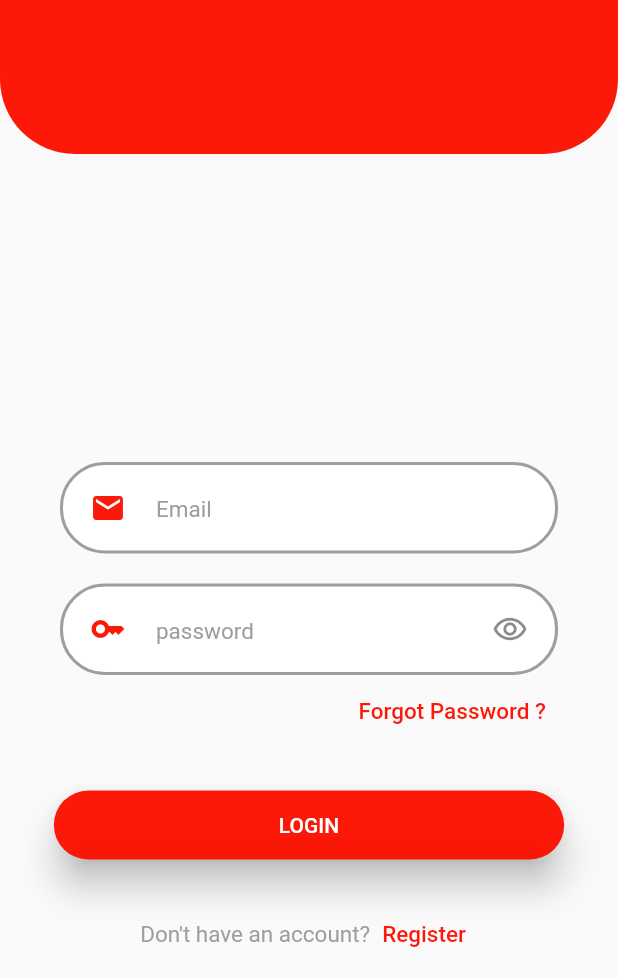
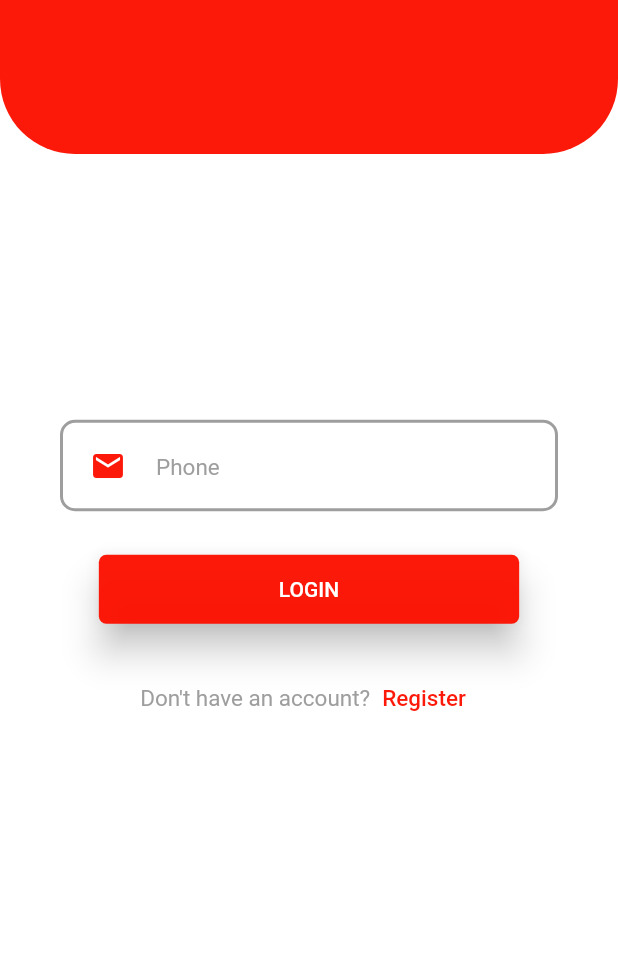
Before and after one commit to pranavpv773/tournament_lotting, a Flutter app: the screen it shows after launch, on a phone screen of 412 x 824 dp, the part 258-1236 px from its top. Run offline on Flutter 3.47's test engine with Material 2 defaults, Android fonts, the phone set to English and light mode, and no system bars; our stand-ins replace cloud_firestore, firebase_auth, firebase_core, lottie, pin_code_fields, top_snackbar_flutter; missing offline and left inert: swipeable_page_route; accounts and stored records are empty; network calls fail.

Commit message:
email changed to phone number

```diff
--- a/lib/app/login/view/login_screen.dart
+++ b/lib/app/login/view/login_screen.dart
@@ -29,7 +29,7 @@ class LoginScreen extends StatelessWidget {
         centerTitle: true,
       ),
       body: Column(
-        mainAxisAlignment: MainAxisAlignment.end,
+        mainAxisAlignment: MainAxisAlignment.center,
         children: [
           const LoginTextforms(),
           Padding(
--- a/lib/app/login/view/widgets/login_text_forms.dart
+++ b/lib/app/login/view/widgets/login_text_forms.dart
@@ -4,7 +4,6 @@ import 'package:flutter/material.dart';
 import 'package:provider/provider.dart';
 import 'package:tournament_lotter/app/constants/colors/colors.dart';
 import 'package:tournament_lotter/app/login/view_model/login_provider.dart';
-import 'login_text.dart';
 
 class LoginTextforms extends StatelessWidget {
   const LoginTextforms({
@@ -21,10 +20,8 @@ class LoginTextforms extends StatelessWidget {
             padding: const EdgeInsets.only(top: 20, right: 40, left: 40),
             child: TextFormField(
               validator: (input) =>
-                  context.read<LoginProvider>().isValidEmail(input!)
-                      ? null
-                      : "Check your email",
-              keyboardType: TextInputType.emailAddress,
+                  context.read<LoginProvider>().isValidEmail(input!),
+              keyboardType: TextInputType.phone,
               controller: context.read<LoginProvider>().email,
               style: TextStyle(
                 color: kGrey,
@@ -41,101 +38,31 @@ class LoginTextforms extends StatelessWidget {
                   ),
                 ),
                 enabledBorder: OutlineInputBorder(
-                  borderRadius: BorderRadius.circular(30),
+                  borderRadius: BorderRadius.circular(10),
                   borderSide: const BorderSide(
                     color: Colors.grey,
                     width: 2.0,
                   ),
                 ),
                 focusedBorder: OutlineInputBorder(
-                  borderRadius: BorderRadius.circular(30),
+                  borderRadius: BorderRadius.circular(10),
                   borderSide: const BorderSide(
                     color: Colors.red,
                     width: 2.0,
                   ),
                 ),
                 border: OutlineInputBorder(
-                  borderRadius: BorderRadius.circular(30),
+                  borderRadius: BorderRadius.circular(10),
                   borderSide: const BorderSide(
                     width: 2.0,
                   ),
                 ),
-                hintText: "Email",
+                hintText: "Phone",
                 hintStyle: TextStyle(
                   fontSize: 15,
                   color: kGrey,
                 ),
               ),
-            ),
-          ),
-          Padding(
-            padding: const EdgeInsets.only(top: 20, right: 40, left: 40),
-            child: TextFormField(
-              validator: (value) {
-                if (value!.isEmpty) {
-                  return " Please fill this field";
-                } else if (value.length < 6) {
-                  return " Password is less than six";
-                }
-              },
-              controller: context.read<LoginProvider>().password,
-              style: TextStyle(
-                color: kGrey,
-                fontSize: 18,
-              ),
-              obscuringCharacter: '*',
-              obscureText: true,
-              decoration: InputDecoration(
-                suffixIcon: const Padding(
-                  padding: EdgeInsets.only(right: 16.0),
-                  child: Icon(Icons.remove_red_eye_outlined),
-                ),
-                fillColor: kWhite,
-                filled: true,
-                prefixIcon: Padding(
-                  padding: const EdgeInsets.symmetric(horizontal: 20.0),
-                  child: Icon(
-                    Icons.key,
-                    color: kPrimary,
-                  ),
-                ),
-                enabledBorder: OutlineInputBorder(
-                  borderRadius: BorderRadius.circular(30),
-                  borderSide: const BorderSide(
-                    color: Colors.grey,
-                    width: 2.0,
-                  ),
-                ),
-                focusedBorder: OutlineInputBorder(
-                  borderRadius: BorderRadius.circular(30),
-                  borderSide: const BorderSide(
-                    color: Colors.teal,
-                    width: 2.0,
-                  ),
-                ),
-                border: OutlineInputBorder(
-                  borderRadius: BorderRadius.circular(30),
-                  borderSide: const BorderSide(
-                    width: 2.0,
-                  ),
-                ),
-                hintText: "password",
-                hintStyle: TextStyle(
-                  fontSize: 15,
-                  color: kGrey,
-                ),
-              ),
-            ),
-          ),
-          Padding(
-            padding: const EdgeInsets.only(right: 40.0),
-            child: Row(
-              mainAxisAlignment: MainAxisAlignment.end,
-              children: const [
-                LoginTextButton(
-                  text: 'Forgot Password ?',
-                ),
-              ],
             ),
           ),
           Column(
@@ -146,14 +73,14 @@ class LoginTextforms extends StatelessWidget {
                 child: ElevatedButton(
                   style: ElevatedButton.styleFrom(
                     padding: const EdgeInsets.symmetric(
-                      horizontal: 150,
+                      horizontal: 120,
                       vertical: 15,
                     ),
                     primary: kPrimary,
                     elevation: 10,
                     shape: RoundedRectangleBorder(
                       borderRadius: BorderRadius.circular(
-                        30,
+                        5,
                       ),
                     ),
                   ),
@@ -168,33 +95,6 @@ class LoginTextforms extends StatelessWidget {
                   ),
                 ),
               ),
-              // const Padding(
-              //   padding: EdgeInsets.only(top: 18.0),
-              //   child: Center(
-              //     child: Text(
-              //       "OR",
-              //     ),
-              //   ),
-              // ),
-              // Row(
-              //   mainAxisAlignment: MainAxisAlignment.spaceEvenly,
-              //   children: const [
-              //     Padding(
-              //       padding: EdgeInsets.only(top: 13.0),
-              //       child: SocialIcons(
-              //         primary: Colors.blue,
-              //         text: ' GOOGLE',
-              //       ),
-              //     ),
-              //     Padding(
-              //       padding: EdgeInsets.only(top: 13.0),
-              //       child: SocialIcons(
-              //         primary: Colors.black,
-              //         text: ' TWITTER',
-              //       ),
-              //     ),
-              //   ],
-              // ),
             ],
           ),
           const SizedBox(
--- a/lib/main.dart
+++ b/lib/main.dart
@@ -1,6 +1,7 @@
 import 'package:firebase_core/firebase_core.dart';
 import 'package:flutter/material.dart';
 import 'package:provider/provider.dart';
+import 'package:tournament_lotter/app/constants/colors/colors.dart';
 import 'package:tournament_lotter/app/login/view_model/login_provider.dart';
 import 'package:tournament_lotter/app/register/view_model/register_provider.dart';
 import 'package:tournament_lotter/app/routes/routes.dart';
@@ -43,7 +44,10 @@ class MyApp extends StatelessWidget {
       child: MaterialApp(
         navigatorKey: RoutesProvider.navigatorKey,
         debugShowCheckedModeBanner: false,
-        theme: ThemeData(primarySwatch: Colors.red),
+        theme: ThemeData(
+          primarySwatch: Colors.red,
+          scaffoldBackgroundColor: kWhite,
+        ),
         home: const SplashScreen(),
       ),
     );
```
Also changed, not shown: lib/app/login/view_model/login_provider.dart (+4 -4 lines), lib/app/register/view/register.dart (+21 -23 lines).
